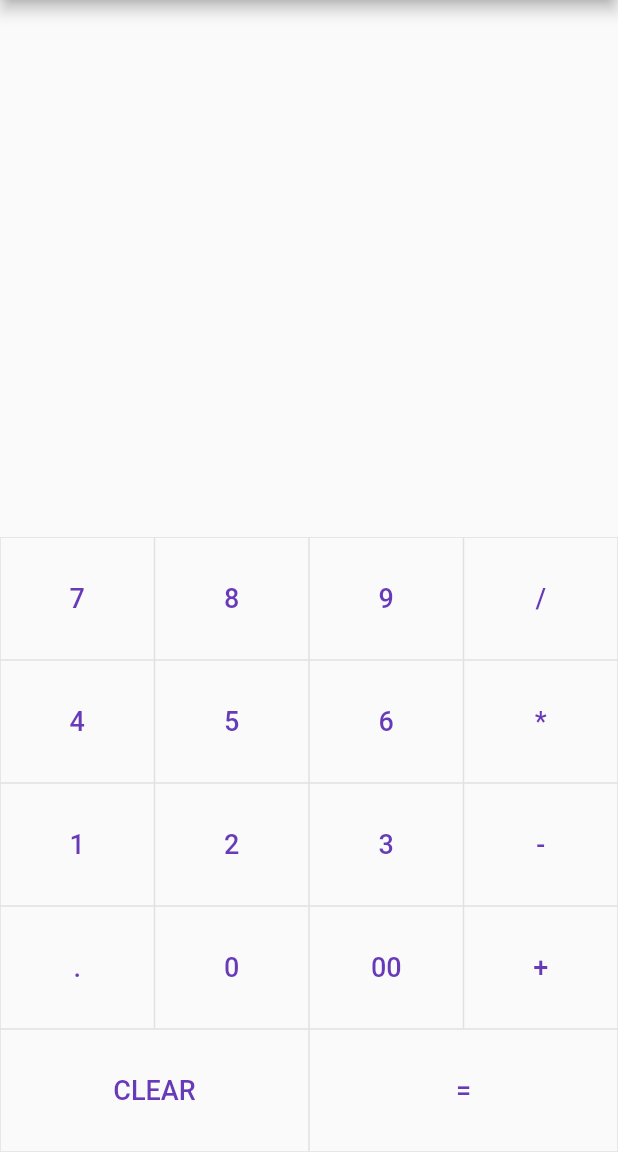
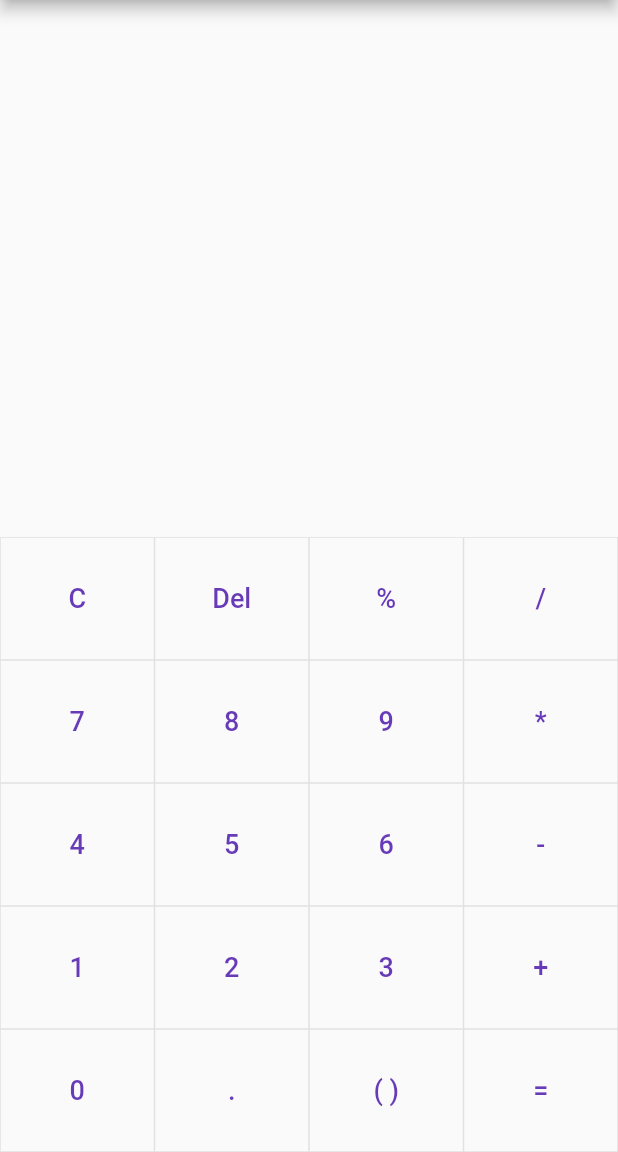
Before and after one commit to Avivar101/flutter_Calculator, a Flutter app: the screen it shows after launch, on a phone screen of 412 x 824 dp, the part 84-1236 px from its top. Run offline on Flutter 3.47's test engine with Material 2 defaults, Android fonts, the phone set to English and light mode, and no system bars.

```diff
--- a/lib/calculator-buttons.dart
+++ b/lib/calculator-buttons.dart
@@ -10,11 +10,11 @@ class CalculatorButtons extends StatelessWidget {
   final CalculatorButtonTapCallback onTap;
   //map of buttons
   final calculatorButtonRows = [
-    ['7', '8','9', Calculations.divide],
-    ['4', '5', '6', Calculations.multiply],
-    ['1', '2', '3', Calculations.subtract],
-    [Calculations.period, '0', '00', Calculations.add],
-    [Calculations.clear, Calculations.equal]
+    [Calculations.clear, Calculations.backSpace, Calculations.percentage, Calculations.divide],
+    ['7', '8','9', Calculations.multiply],
+    ['4', '5', '6', Calculations.subtract],
+    ['1', '2', '3', Calculations.add],
+    ['0', Calculations.period, Calculations.brackets, Calculations.equal]
   ];
 
   @override
--- a/lib/calculator.dart
+++ b/lib/calculator.dart
@@ -1,3 +1,5 @@
+import 'package:flutter/foundation.dart';
+
 import 'number-formatter.dart';
 
 class Calculations {
@@ -6,8 +8,11 @@ class Calculations {
   static const subtract = '-';
   static const add = '+';
   static const divide = '/';
-  static const clear = 'CLEAR';
+  static const clear = 'C';
   static const equal = '=';
+  static const backSpace = 'Del';
+  static const brackets = '( )';
+  static const percentage = '%';
   static const operations= [
     Calculations.add,
     Calculations.multiply,
@@ -29,6 +34,9 @@ class Calculator {
       numbersToAdd = text.split(Calculations.add);
       a = double.parse(numbersToAdd[0]);
       b = double.parse(numbersToAdd[1]);
+      if (kDebugMode) {
+        print(a);
+      }
 
       result = Calculations.addDouble(a, b);
     } else if (text.contains(Calculations.multiply)) {
@@ -68,6 +76,19 @@ class Calculator {
         : calculatorString += Calculations.period;
   }
 
+  static String backSpace(String calculatorString) {
+    if(calculatorString.isNotEmpty) {
+      if (kDebugMode) {
+        print('del');
+      }
+      return calculatorString = calculatorString[-1];
+    }
+    if (kDebugMode) {
+      print(calculatorString);
+    }
+    return calculatorString;
+  }
+
   static bool includesOperation(String calculatorString) {
     for(var operation in Calculations.operations) {
       if(calculatorString.contains(operation)) {
```
Also changed, not shown: lib/main.dart (+18 -0 lines), 1 other file.
